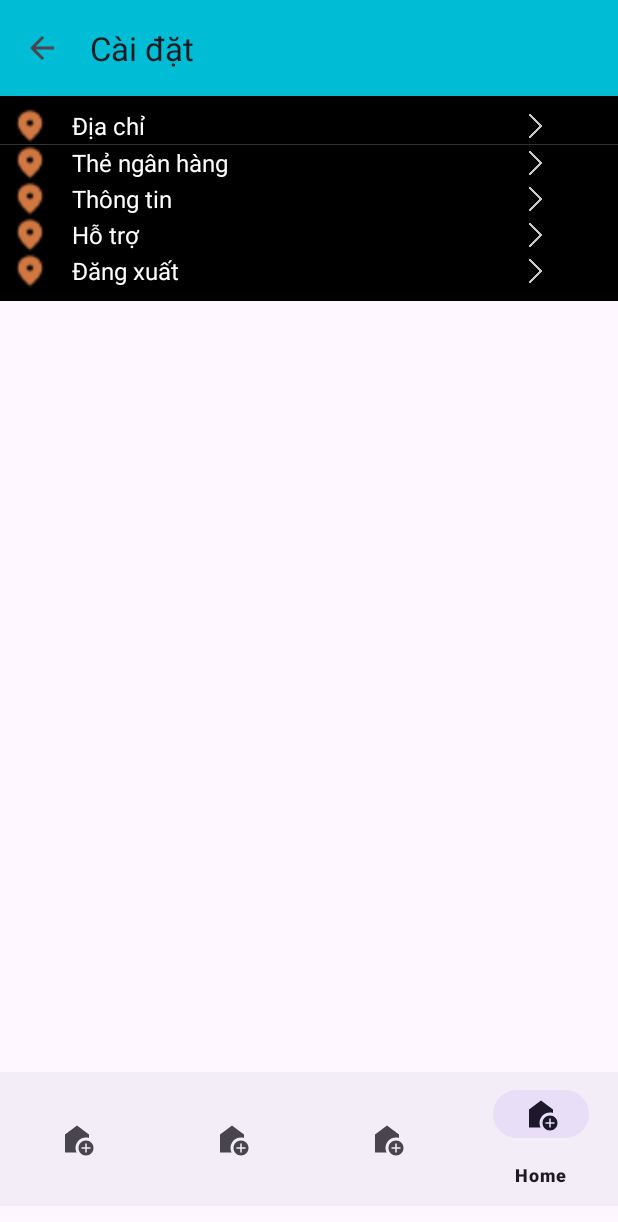
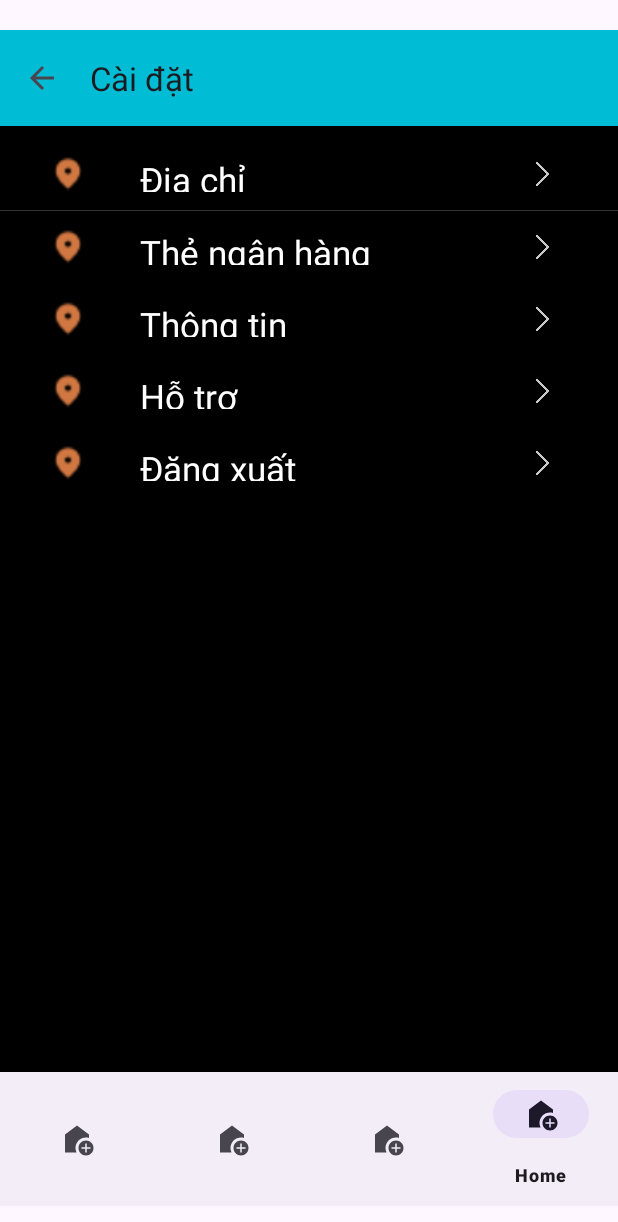
Before and after one commit to sonhoang-git/baithu_duan, an Android app: the screen it shows after launch (MainActivity), item 4 of the bottom bar chosen, on a phone screen of 412 x 824 dp. Shown: the top 1222 px of the screen. Run offline under Robolectric (Android 15) with nearby library versions, the phone set to English and light mode, and no system bars.

```diff
--- a/app/src/main/java/fpoly/sonhaph40315_20_6/myapplication/PositionFragment.java
+++ b/app/src/main/java/fpoly/sonhaph40315_20_6/myapplication/PositionFragment.java
@@ -30,7 +30,7 @@ public class PositionFragment extends Fragment {
     @Override
     public View onCreateView(LayoutInflater inflater, ViewGroup container,
                              Bundle savedInstanceState) {
-        View  view = inflater.inflate(R.layout.fragment_position,container,false);
+        View view = inflater.inflate(R.layout.fragment_position,container,false);
         cart_recyclerView = view.findViewById(R.id.recyclerView);
         txt_cart_tonggiatien = view.findViewById(R.id.txt_cart_tonggiatien);
         btn_cart_thanhtoan = view.findViewById(R.id.btn_cart_thanhtoan);
--- a/app/src/main/res/layout/fragment_setting.xml
+++ b/app/src/main/res/layout/fragment_setting.xml
@@ -8,6 +8,7 @@
     tools:context=".SettingFragment">
 
     <androidx.appcompat.widget.Toolbar
+        android:layout_marginTop="20dp"
         android:layout_width="match_parent"
         android:layout_height="?actionBarSize"
         android:background="#00BCD4"
@@ -15,9 +16,8 @@
         android:id="@+id/toolbar_setting"/>
     <LinearLayout
         android:layout_width="match_parent"
-        android:layout_height="wrap_content"
+        android:layout_height="match_parent"
         android:orientation="vertical"
-        android:layout_marginBottom="8dp"
         android:background="@color/black"
         android:paddingVertical="8dp"
         android:id="@+id/settingContainer"/>
--- a/app/src/main/res/layout/item_setting.xml
+++ b/app/src/main/res/layout/item_setting.xml
@@ -7,13 +7,15 @@
     android:background="@color/black"
     android:foreground="?selectableItemBackground"
     android:layout_width="match_parent"
+    android:paddingTop="12dp"
+    android:paddingBottom="12dp"
     android:layout_height="56dp">
 
     <ImageView
         android:id="@+id/icon_setting"
         android:layout_width="24dp"
         android:layout_height="24dp"
-
+        android:layout_marginLeft="25dp"
         android:backgroundTint="#D17842"
         android:src="@drawable/map"/>
 
@@ -24,12 +26,13 @@
         android:layout_weight="4"
         android:paddingStart="16dp"
         android:text="Tên mục"
+        android:layout_marginLeft="20dp"
         android:gravity="center|left"
         android:textColor="#FFFFFF"
-        android:textSize="16sp" />
+        android:textSize="23sp" />
 
     <ImageView
-        android:layout_weight="1"
+       android:layout_weight="1"
         android:layout_width="24dp"
         android:layout_height="24dp"
         android:src="@drawable/chevron" />
```
Also changed, not shown: app/src/main/java/fpoly/sonhaph40315_20_6/myapplication/HomeActivity.java (+33 -0 lines).
